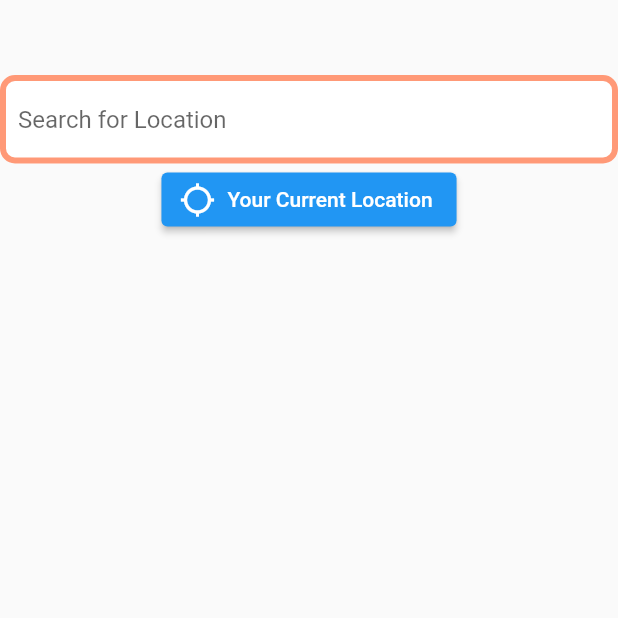
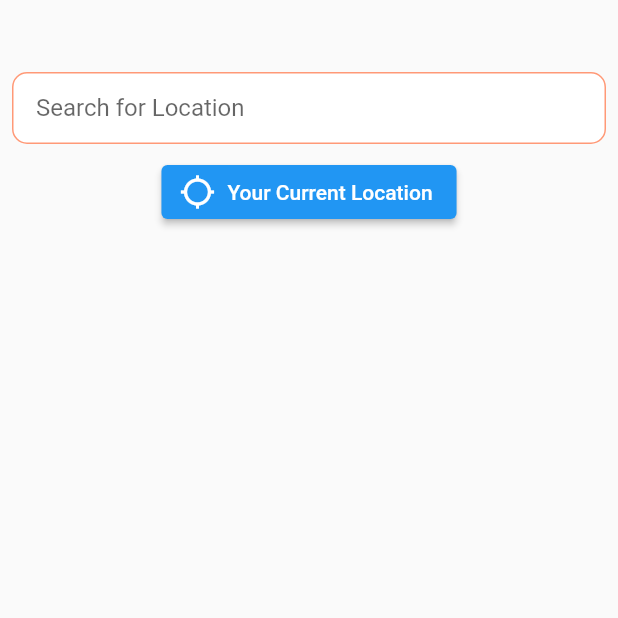
Before and after one commit to Murtaza-Ali-2990/AdHoCab, a Flutter app: the LocationPicker screen opened directly, on a phone screen of 412 x 824 dp, the top half of it. Run offline on Flutter 3.47's test engine with Material 2 defaults, Android fonts, the phone set to English and light mode, and no system bars; our stand-ins replace cloud_firestore, firebase_auth, firebase_core, firebase_storage, flutter_spinkit, geocoding and 4 more; accounts and stored records are empty.

Commit message:
Add padding

```diff
--- a/adhocab/lib/authentication/signIn/sign_in.dart
+++ b/adhocab/lib/authentication/signIn/sign_in.dart
@@ -33,6 +33,7 @@ class _SignInState extends State<SignIn> {
                     children: [
                       TextFormField(
                         initialValue: username,
+                        keyboardType: TextInputType.emailAddress,
                         decoration:
                             textInputDecor.copyWith(hintText: 'Username'),
                         validator: (value) =>
--- a/adhocab/lib/authentication/signUp/sign_up_customer.dart
+++ b/adhocab/lib/authentication/signUp/sign_up_customer.dart
@@ -33,6 +33,7 @@ class _SignUpCustomerState extends State<SignUpCustomer> {
                     children: [
                       TextFormField(
                         initialValue: username,
+                        keyboardType: TextInputType.emailAddress,
                         decoration:
                             textInputDecor.copyWith(hintText: 'Username'),
                         validator: (value) =>
--- a/adhocab/lib/home/location_picker.dart
+++ b/adhocab/lib/home/location_picker.dart
@@ -29,9 +29,10 @@ class _Picker extends State<LocationPicker> {
     return Scaffold(
       body: Container(
         alignment: Alignment.topCenter,
+        child: Padding(
+          padding: EdgeInsets.only(left: 8, right: 8, top: 48, bottom: 12),
           child: Column(
             children: [
-            SizedBox(height: 50),
               TextFormField(
                 initialValue: pattern,
                 decoration: textInputDecor.copyWith(
@@ -39,6 +40,7 @@ class _Picker extends State<LocationPicker> {
                 ),
                 onChanged: (value) => setState(() => pattern = value),
               ),
+              SizedBox(height: 8),
               ElevatedButton.icon(
                 icon: Icon(Icons.location_searching),
                 label: Text('Your Current Location'),
@@ -51,6 +53,7 @@ class _Picker extends State<LocationPicker> {
                 builder: _buildFuture,
               ),
             ],
+          ),
         ),
       ),
     );
--- a/adhocab/lib/utils/styles.dart
+++ b/adhocab/lib/utils/styles.dart
@@ -7,15 +7,16 @@ final bgColor = Color(0xFFFFBBAA);
 final apiKey = 'Rf01sgkDlBo10y6SXBNfHJ5GzAG162Ta';
 
 final textInputDecor = InputDecoration(
+    contentPadding: EdgeInsets.symmetric(horizontal: 16, vertical: 8),
     hintText: '',
     fillColor: Colors.white,
     filled: true,
     enabledBorder: OutlineInputBorder(
-      borderSide: BorderSide(color: mainColor, width: 4.0),
+      borderSide: BorderSide(color: mainColor, width: 1.0),
       borderRadius: BorderRadius.all(Radius.circular(10.0)),
     ),
     focusedBorder: OutlineInputBorder(
-        borderSide: BorderSide(color: mainColor, width: 4.0),
+        borderSide: BorderSide(color: mainColor, width: 2.0),
         borderRadius: BorderRadius.all(Radius.circular(10.0))));
 
 final headingStyle = TextStyle(fontSize: 30.0, fontWeight: FontWeight.bold);
```
Also changed, not shown: adhocab/lib/home/home_customer.dart (+12 -13 lines). Lines whose indentation alone changed are shown as unchanged.
